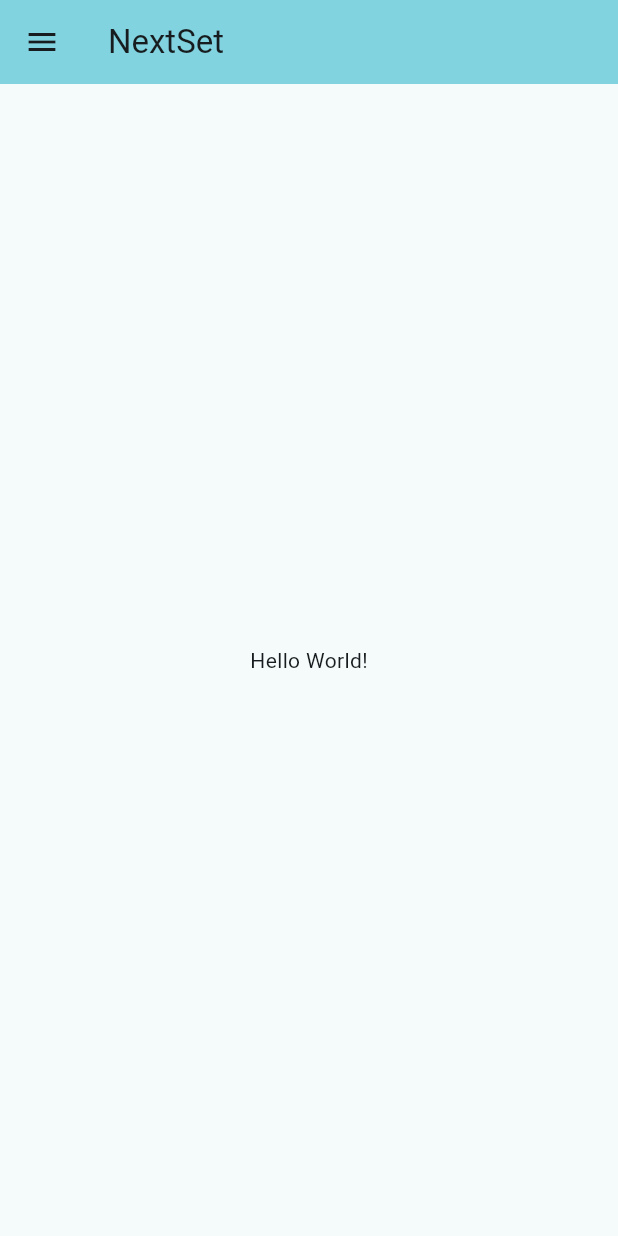
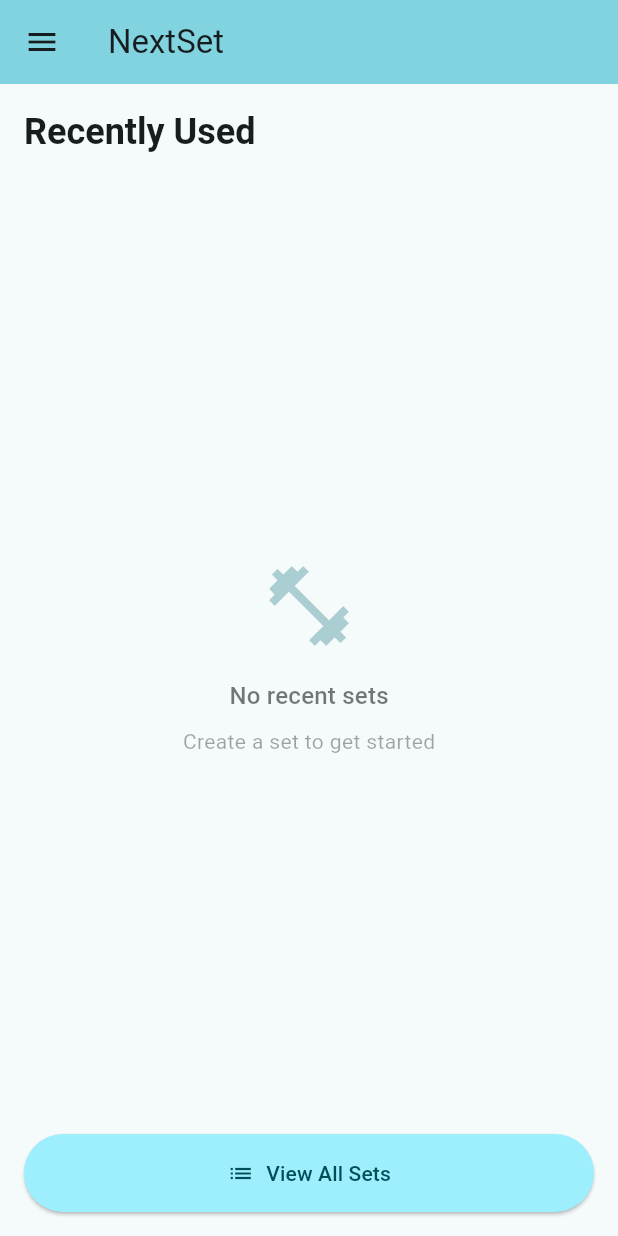
Before and after one commit to nisicadmir/next-set, a Flutter app: the screen it shows after launch, on a phone screen of 412 x 824 dp. Run offline on Flutter 3.47's test engine with Material 3 defaults, Android fonts, the phone set to English and light mode, and no system bars; our stand-ins replace shared_preferences.

Commit message:
add home page

```diff
--- a/lib/main.dart
+++ b/lib/main.dart
@@ -154,7 +154,69 @@ class _HomePageState extends State<HomePage> {
           ],
         ),
       ),
-      body: const Center(child: Text('Hello World!')),
+      body: Padding(
+        padding: const EdgeInsets.all(16.0),
+        child: Column(
+          crossAxisAlignment: CrossAxisAlignment.start,
+          children: [
+            // Section title
+            Text(
+              'Recently Used',
+              style: Theme.of(context).textTheme.headlineSmall?.copyWith(
+                fontWeight: FontWeight.bold,
+              ),
+            ),
+            const SizedBox(height: 16),
+
+            // Recently used sets list (empty state for now)
+            Expanded(
+              child: Center(
+                child: Column(
+                  mainAxisAlignment: MainAxisAlignment.center,
+                  children: [
+                    Icon(
+                      Icons.fitness_center,
+                      size: 64,
+                      color: Theme.of(context).colorScheme.primary.withOpacity(0.3),
+                    ),
+                    const SizedBox(height: 16),
+                    Text(
+                      'No recent sets',
+                      style: Theme.of(context).textTheme.titleMedium?.copyWith(
+                        color: Theme.of(context).colorScheme.onSurface.withOpacity(0.6),
+                      ),
+                    ),
+                    const SizedBox(height: 8),
+                    Text(
+                      'Create a set to get started',
+                      style: Theme.of(context).textTheme.bodyMedium?.copyWith(
+                        color: Theme.of(context).colorScheme.onSurface.withOpacity(0.4),
+                      ),
+                    ),
+                  ],
+                ),
+              ),
+            ),
+
+            // Button to view all sets
+            SizedBox(
+              width: double.infinity,
+              child: ElevatedButton.icon(
+                onPressed: () {
+                  // TODO: Navigate to all sets page
+                },
+                icon: const Icon(Icons.list),
+                label: const Text('View All Sets'),
+                style: ElevatedButton.styleFrom(
+                  padding: const EdgeInsets.symmetric(vertical: 16),
+                  backgroundColor: Theme.of(context).colorScheme.primaryContainer,
+                  foregroundColor: Theme.of(context).colorScheme.onPrimaryContainer,
+                ),
+              ),
+            ),
+          ],
+        ),
+      ),
     );
   }
 }
```
Also changed, not shown: 1 other file.
